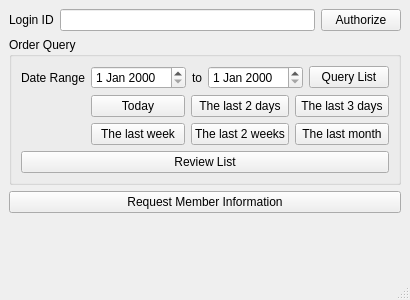
xlongfeng/alixixi, file alixixi.ui: the form before one commit.
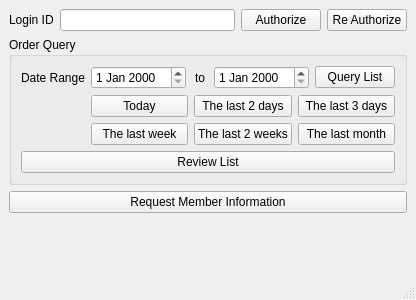
The form after the commit.

What changed in the file:
```diff
--- a/alixixi.ui
+++ b/alixixi.ui
@@ -6,7 +6,7 @@
    <rect>
     <x>0</x>
     <y>0</y>
-    <width>405</width>
+    <width>416</width>
     <height>300</height>
    </rect>
   </property>
@@ -38,6 +38,13 @@
         </property>
        </widget>
       </item>
+      <item>
+       <widget class="QPushButton" name="reAuthorizePushButton">
+        <property name="text">
+         <string>Re Authorize</string>
+        </property>
+       </widget>
+      </item>
      </layout>
     </item>
     <item>
```
Left out of the diff: 4 changed lines with no effect on the pictures.
